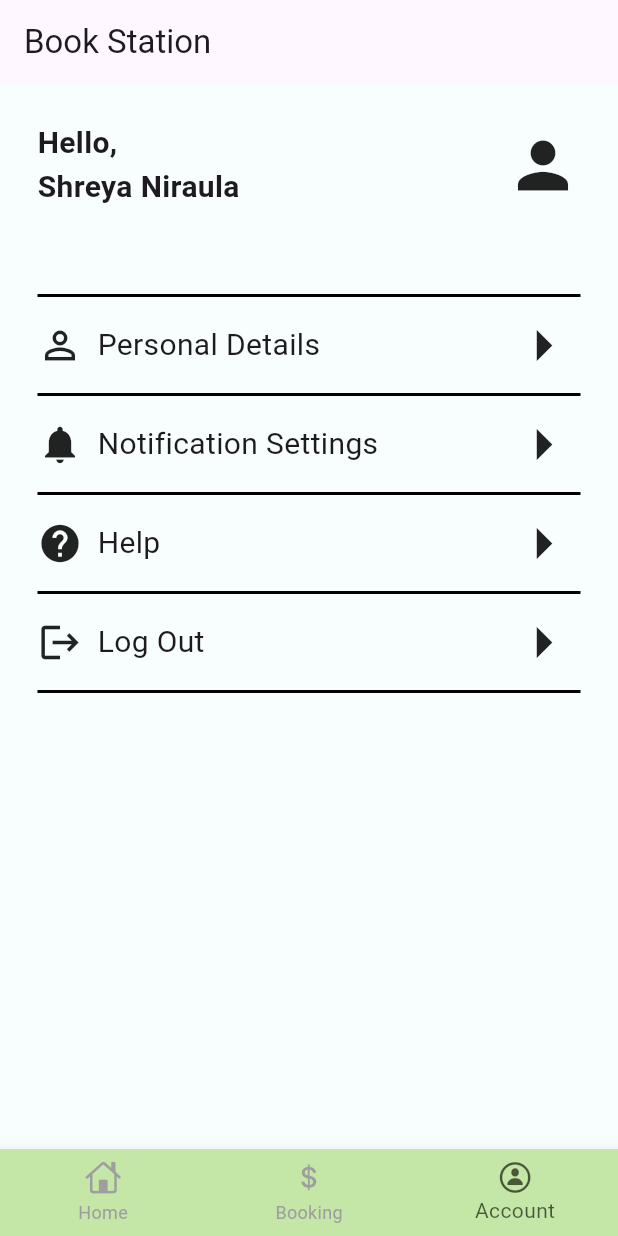
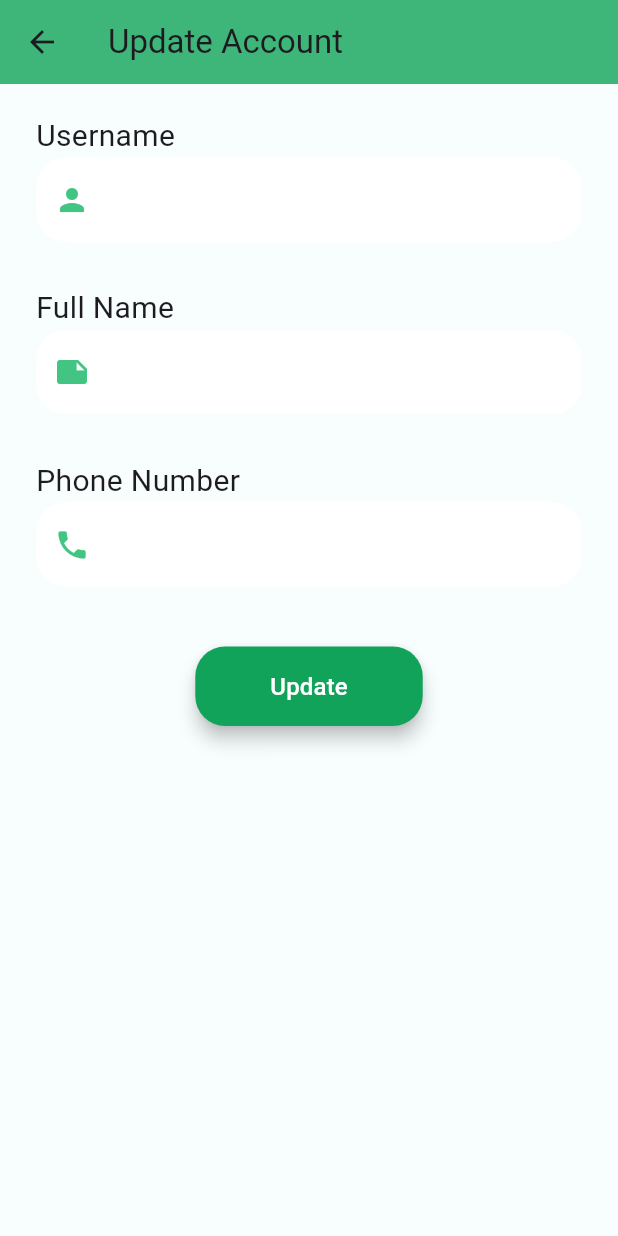
Before and after one commit to shreyaniraula/ev_station_frontend, a Flutter app: the screen it shows after launch, item 3 of the bottom bar chosen, after a tap on "Personal Details", on a phone screen of 412 x 824 dp. Run offline on Flutter 3.47's test engine with Material 3 defaults, Android fonts, the phone set to English and light mode, and no system bars; our stand-ins replace connectivity_plus, file_picker, google_maps_flutter, image_picker, location, shared_preferences; missing offline and left inert: cloudinary_public, khalti_flutter; network calls fail.

Commit message:
Update account and password screens created

```diff
--- a/lib/router.dart
+++ b/lib/router.dart
@@ -1,5 +1,7 @@
 import 'package:ev_charge/screens/home_screen.dart';
 import 'package:ev_charge/screens/station_details_screen.dart';
+import 'package:ev_charge/screens/update_password_page.dart';
+import 'package:ev_charge/screens/update_user_details_page.dart';
 import 'package:ev_charge/screens/verification/login_page.dart';
 import 'package:ev_charge/widgets/khalti_screen.dart';
 import 'package:flutter/material.dart';
@@ -26,6 +28,16 @@ Route<dynamic> generateRoute(RouteSettings routesettings) {
         settings: routesettings,
         builder: (_) => const KhaltiScreen(),
       );
+    case UpdateUserDetailsPage.routeName:
+      return MaterialPageRoute(
+        settings: routesettings,
+        builder: (_) => const UpdateUserDetailsPage(),
+      );
+    case UpdatePasswordPage.routeName:
+      return MaterialPageRoute(
+        settings: routesettings,
+        builder: (_) => const UpdatePasswordPage(),
+      );
     default:
       return MaterialPageRoute(
         settings: routesettings,
--- a/lib/screens/account_page.dart
+++ b/lib/screens/account_page.dart
@@ -1,3 +1,5 @@
+import 'package:ev_charge/screens/update_password_page.dart';
+import 'package:ev_charge/screens/update_user_details_page.dart';
 import 'package:ev_charge/widgets/custom_textbutton.dart';
 import 'package:flutter/material.dart';
 
@@ -32,7 +34,20 @@ class _AccountPageState extends State<AccountPage> {
           SizedBox(height: 50),
           Divider(thickness: 2, color: Colors.black),
           CustomTextbutton(
-              buttonText: 'Personal Details', frontIcon: Icons.person_outline),
+            buttonText: 'Personal Details',
+            frontIcon: Icons.person_outline,
+            onTap: () => Navigator.of(context)
+                .pushNamed(UpdateUserDetailsPage.routeName),
+          ),
+          Divider(thickness: 2, color: Colors.black),
+          CustomTextbutton(
+            buttonText: 'Change Password',
+            frontIcon: Icons.lock,
+            onTap: () => Navigator.of(context)
+                .pushNamed(UpdatePasswordPage.routeName),
+          ),
+          Divider(thickness: 2, color: Colors.black),
+          CustomTextbutton(buttonText: 'Change Photo', frontIcon: Icons.image),
           Divider(thickness: 2, color: Colors.black),
           CustomTextbutton(
               buttonText: 'Notification Settings',
--- /dev/null
+++ b/lib/screens/update_user_details_page.dart
@@ -0,0 +1,90 @@
+import 'package:ev_charge/utils/show_snackbar.dart';
+import 'package:ev_charge/widgets/custom_textfield.dart';
+import 'package:flutter/material.dart';
+
+class UpdateUserDetailsPage extends StatelessWidget {
+  static const String routeName = '/update-user-details-page';
+  const UpdateUserDetailsPage({super.key});
+
+  @override
+  Widget build(BuildContext context) {
+    final formKey = GlobalKey<FormState>();
+
+    final TextEditingController usernameController = TextEditingController();
+    final TextEditingController phoneController = TextEditingController();
+    final TextEditingController fullNameController = TextEditingController();
+
+    return Scaffold(
+      appBar: AppBar(
+        title: const Text('Update Account'),
+        backgroundColor: const Color.fromARGB(255, 62, 182, 122),
+      ),
+      body: Padding(
+        padding: const EdgeInsets.symmetric(horizontal: 24.0, vertical: 20),
+        child: SingleChildScrollView(
+          child: Form(
+            key: formKey,
+            child: Column(
+              crossAxisAlignment: CrossAxisAlignment.start,
+              children: [
+                Text(
+                  'Username',
+                  style: TextStyle(fontSize: 20),
+                ),
+                CustomTextfield(
+                  icon: Icons.person,
+                  obscureText: false,
+                  controller: usernameController,
+                ),
+                const SizedBox(height: 10),
+                Text(
+                  'Full Name',
+                  style: TextStyle(fontSize: 20),
+                ),
+                CustomTextfield(
+                  obscureText: false,
+                  icon: Icons.note,
+                  controller: fullNameController,
+                ),
+                const SizedBox(height: 10),
+                Text(
+                  'Phone Number',
+                  style: TextStyle(fontSize: 20),
+                ),
+                CustomTextfield(
+                  obscureText: false,
+                  icon: Icons.phone,
+                  controller: phoneController,
+                ),
+                const SizedBox(height: 20),
+                Center(
+                  child: ElevatedButton(
+                    onPressed: () {
+                      if (formKey.currentState!.validate()) {
+                        showSnackBar(context, 'Account Updated Successfully');
+                        Navigator.of(context).pop();
+                      }
+                    },
+                    style: ElevatedButton.styleFrom(
+                      backgroundColor: const Color.fromARGB(255, 17, 163, 90),
+                      padding: const EdgeInsets.symmetric(
+                          horizontal: 50, vertical: 15),
+                      shape: RoundedRectangleBorder(
+                        borderRadius: BorderRadius.circular(20),
+                      ),
+                      elevation: 5,
+                    ),
+                    child: const Text(
+                      'Update',
+                      style: TextStyle(color: Colors.white, fontSize: 16),
+                    ),
+                  ),
+                ),
+              ],
+            ),
+          ),
+        ),
+      ),
+    );
+  }
+}
--- a/lib/widgets/custom_textbutton.dart
+++ b/lib/widgets/custom_textbutton.dart
@@ -3,13 +3,14 @@ import 'package:flutter/material.dart';
 class CustomTextbutton extends StatelessWidget {
   final String buttonText;
   final IconData frontIcon;
+  final VoidCallback? onTap;
   const CustomTextbutton(
-      {super.key, required this.buttonText, required this.frontIcon});
+      {super.key, required this.buttonText, required this.frontIcon, this.onTap});
 
   @override
   Widget build(BuildContext context) {
     return GestureDetector(
-      onTap: () {},
+      onTap: onTap,
       child: SizedBox(
         child: Row(
           mainAxisAlignment: MainAxisAlignment.spaceBetween,
--- a/lib/widgets/custom_textfield.dart
+++ b/lib/widgets/custom_textfield.dart
@@ -1,14 +1,14 @@
 import 'package:flutter/material.dart';
 
 class CustomTextfield extends StatelessWidget {
-  final String labelText;
+  final String? labelText;
   final bool obscureText;
   final TextEditingController controller;
   final IconData icon;
   const CustomTextfield({
     super.key,
-    required this.labelText,
-    required this.obscureText,
+    this.labelText,
+   required this.obscureText,
     required this.controller,
     required this.icon,
   });
@@ -21,7 +21,8 @@ class CustomTextfield extends StatelessWidget {
           controller: controller,
           obscureText: obscureText,
           decoration: InputDecoration(
-            prefixIcon: Icon(icon, color: const Color.fromARGB(255, 66, 197, 131)),
+            prefixIcon:
+                Icon(icon, color: const Color.fromARGB(255, 66, 197, 131)),
             labelText: labelText,
             labelStyle: const TextStyle(
               color: Color.fromARGB(255, 145, 145, 145),
```
Also changed, not shown: lib/screens/update_password_page.dart (added, +79 -0 lines).
